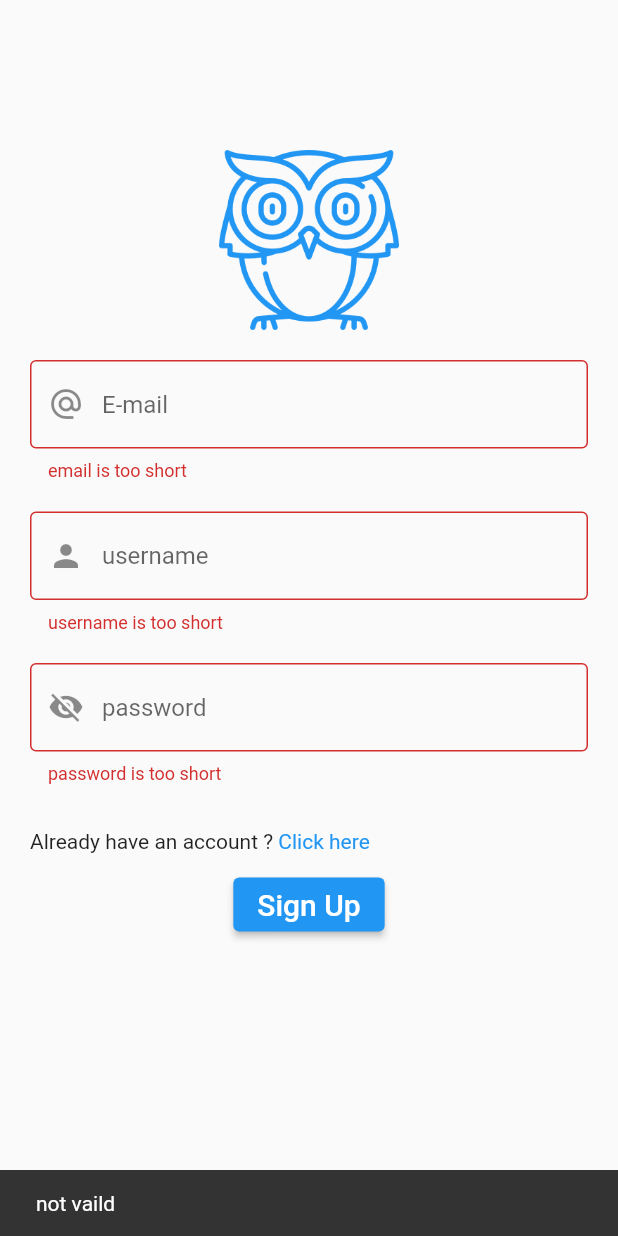
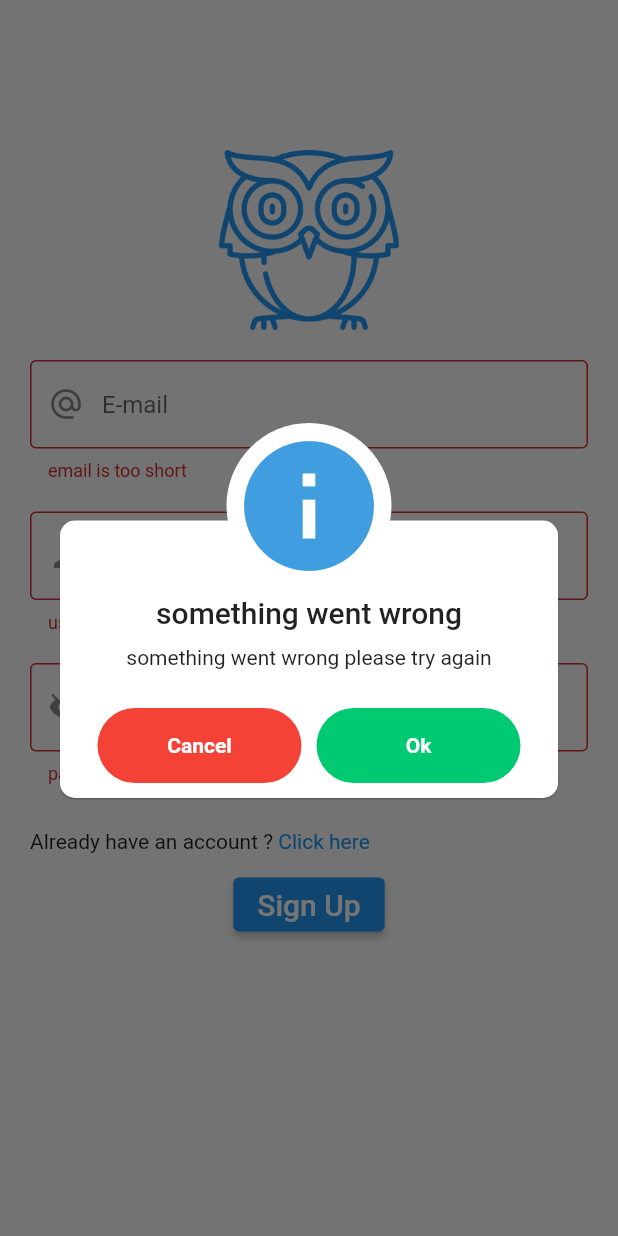
Before and after one commit to ahhmedsafwat/notes-app-firebase, a Flutter app: the screen it shows after launch, after a tap on "Click here", after a tap on "Sign Up", on a phone screen of 412 x 824 dp. Run offline on Flutter 3.47's test engine with Material 2 defaults, Android fonts, the phone set to English and light mode, and no system bars; our stand-ins replace awesome_dialog, firebase_auth, firebase_core; accounts and stored records are empty.

```diff
--- a/lib/auth/login.dart
+++ b/lib/auth/login.dart
@@ -15,6 +15,7 @@ class Login extends StatefulWidget {
 class _LoginState extends State<Login> {
   String? emailAddress;
   String? password;
+
   @override
   Widget build(BuildContext context) {
     return Scaffold(
--- a/lib/auth/signup.dart
+++ b/lib/auth/signup.dart
@@ -1,6 +1,7 @@
 import 'package:awesome_dialog/awesome_dialog.dart';
 import 'package:firebase_auth/firebase_auth.dart';
 import 'package:flutter/material.dart';
+import 'package:notes/home/home_page.dart';
 
 import 'login.dart';
 
@@ -18,32 +19,43 @@ class _SignupState extends State<Signup> {
   SignUp() async {
     var formData = formState.currentState;
     if (formData!.validate()) {
+      formData.save();
       try {
         final credential =
             await FirebaseAuth.instance.createUserWithEmailAndPassword(
           email: email!,
           password: password!,
         );
+        return credential;
       } on FirebaseAuthException catch (e) {
         if (e.code == 'weak-password') {
           AwesomeDialog(
             context: context,
             title: 'weak password',
-            body: const Text('the password you provided is too weak'),
-          );
+            desc: 'the password you provided is too weak',
+            btnCancelOnPress: () {},
+            btnOkOnPress: () {},
+          ).show();
         } else if (e.code == 'email-already-in-use') {
           AwesomeDialog(
-              context: context,
-              title: 'email already exists',
-              body: const Text(
-                  'the email you are trying to sign up with already exists '));
+            context: context,
+            title: 'email already exists',
+            desc: 'the email you are trying to sign up with already exists',
+            btnCancelOnPress: () {},
+            btnOkOnPress: () {},
+          ).show();
         }
       } catch (e) {
         print(e);
       }
     } else {
-      ScaffoldMessenger.of(context)
-          .showSnackBar(const SnackBar(content: Text('not vaild')));
+      AwesomeDialog(
+        context: context,
+        btnCancelOnPress: () {},
+        btnOkOnPress: () {},
+        desc: 'something went wrong please try again',
+        title: 'something went wrong',
+      ).show();
     }
   }
 
@@ -156,7 +168,11 @@ class _SignupState extends State<Signup> {
                   Container(
                     child: ElevatedButton(
                       onPressed: () async {
-                        await SignUp();
+                        UserCredential? response = await SignUp();
+                        if (response != null) {
+                          Navigator.pushReplacementNamed(
+                              context, HomePage.homePage);
+                        }
                       },
                       child: const Text(
                         'Sign Up',
--- a/lib/home/home_page.dart
+++ b/lib/home/home_page.dart
@@ -1,3 +1,5 @@
+import 'package:awesome_dialog/awesome_dialog.dart';
+import 'package:firebase_auth/firebase_auth.dart';
 import 'package:flutter/material.dart';
 
 import '../cred/add_notes.dart';
@@ -11,6 +13,10 @@ class HomePage extends StatefulWidget {
 }
 
 class _HomePageState extends State<HomePage> {
+  signOut() async {
+    await FirebaseAuth.instance.signOut();
+  }
+
   List notes = [
     {
       'note': 'Read a book for 10 minute without any rests',
@@ -33,6 +39,12 @@ class _HomePageState extends State<HomePage> {
   Widget build(BuildContext context) {
     return Scaffold(
       appBar: AppBar(
+        leading: IconButton(
+          onPressed: () async {
+            await signOut();
+          },
+          icon: Icon(Icons.exit_to_app),
+        ),
         title: const Text("Home Page"),
       ),
       floatingActionButton: FloatingActionButton(
```
